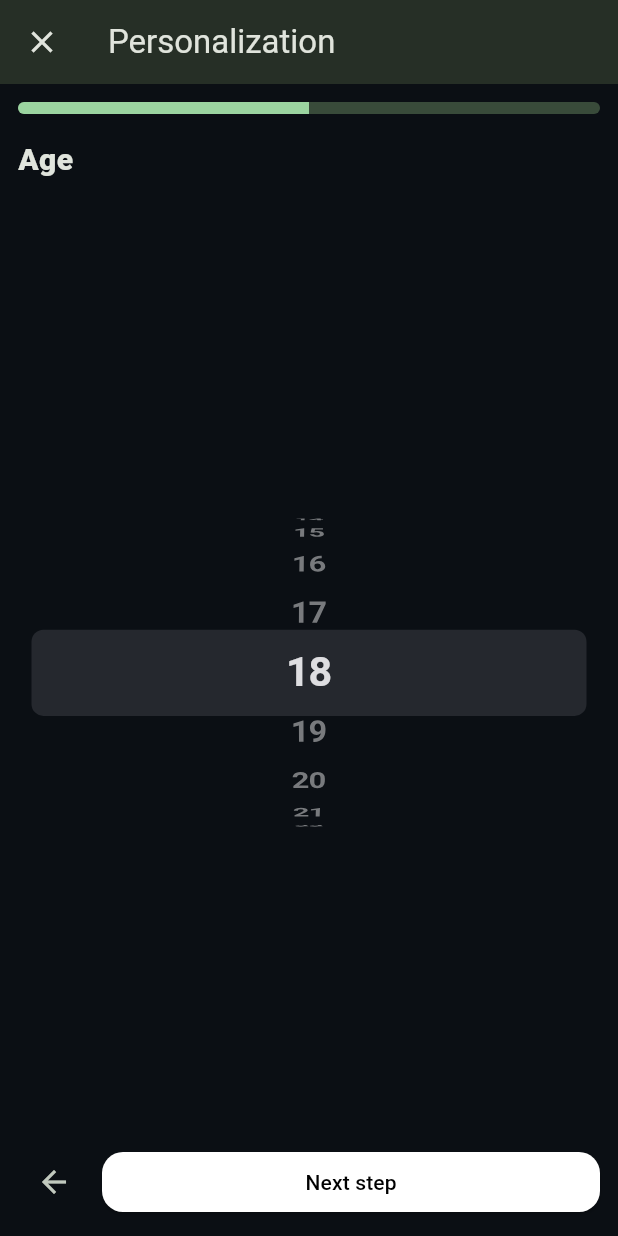
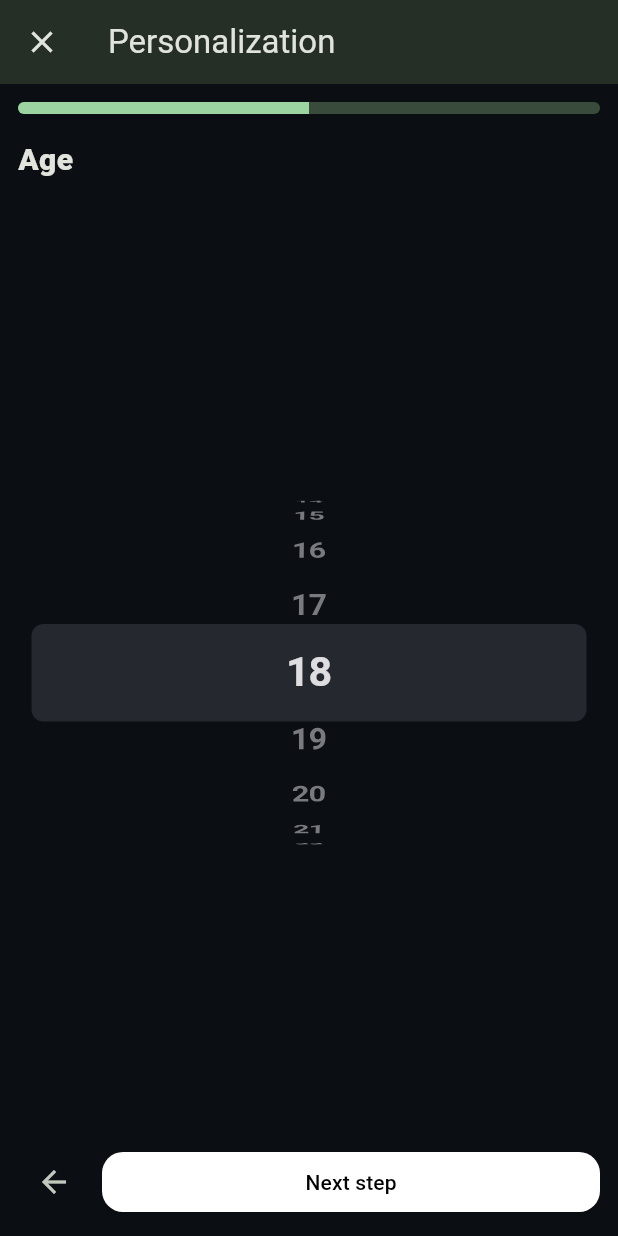
Before and after one commit to Mondaysssss/food-detection, a Flutter app: the PersonaWizardScreen screen opened directly, after a tap on "Next step", on a phone screen of 412 x 824 dp. Run offline on Flutter 3.47's test engine with Material 3 defaults, Android fonts, the phone set to English and light mode, and no system bars; network calls fail.

Commit message:
update persona_wizard_screen的格式(4.1)

```diff
--- a/lib/ui/screens/persona_wizard_screen.dart
+++ b/lib/ui/screens/persona_wizard_screen.dart
@@ -190,10 +190,10 @@ class _PersonaWizardScreenState extends State<PersonaWizardScreen> {
     return Padding(
       padding: const EdgeInsets.symmetric(vertical: 12),
       child: SizedBox(
-        height: 260, // 原本 180 -> 放大
+        height: 300, // 原本 180 -> 放大
         child: CupertinoPicker(
           scrollController: _ageCtl,
-          itemExtent: 46, // 原本 36 -> 每格更高
+          itemExtent: 52, // 原本 36 -> 每格更高
           magnification: 1.25, // 中間選中更大
           useMagnifier: true,
           onSelectedItemChanged: (i) => setState(() => _age = items[i]),
```
